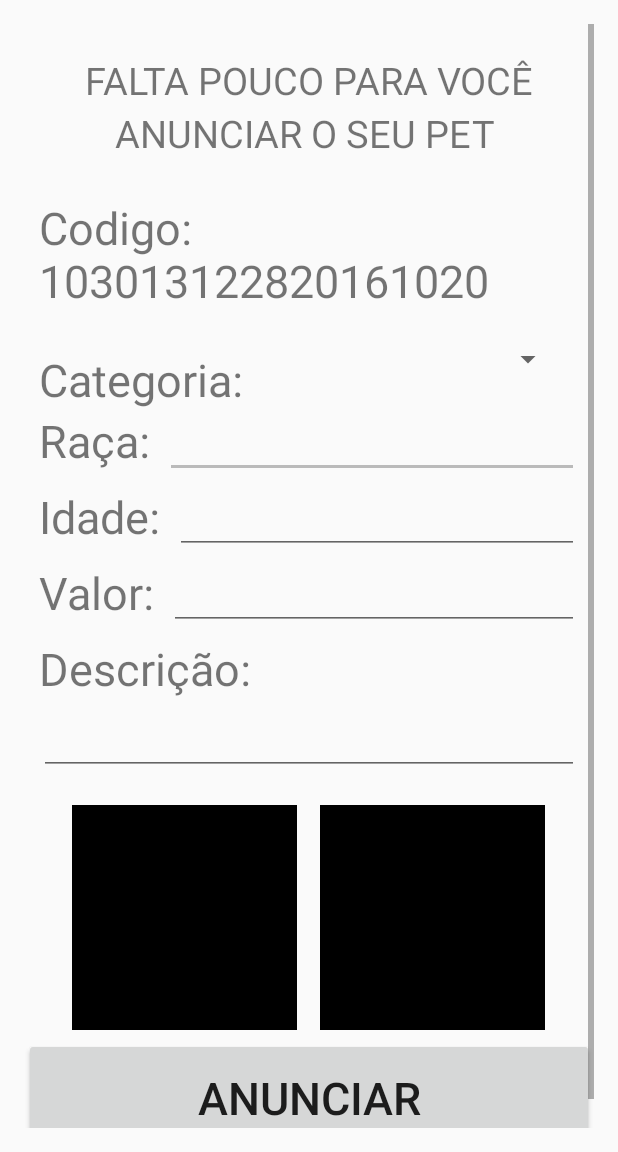
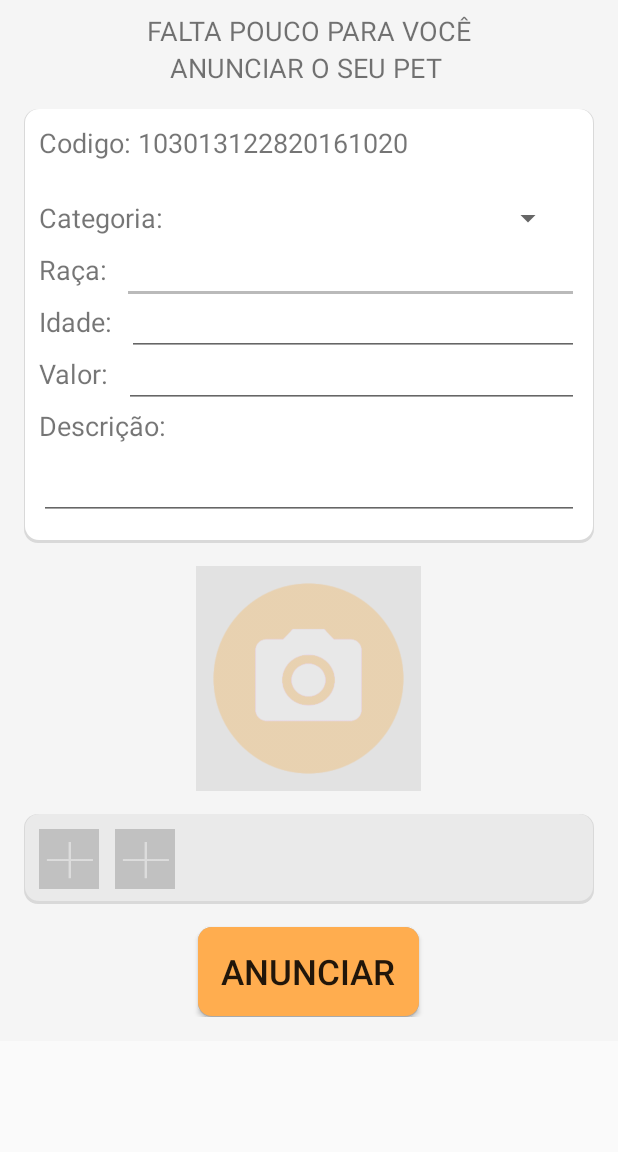
Before and after one commit to SiegeSoft/pet, an Android app: the CadastroAnuncioActivity screen opened directly, with no data from a screen before it, on a phone screen of 412 x 824 dp, the part 84-1236 px from its top. Run offline under Robolectric (Android 15) with nearby library versions, the phone set to English and light mode, and no system bars; our stand-ins replace Volley; network calls fail; 1 statement that could not run was skipped.

Commit message:
Activity Inserir Anuncios Corrigido

```diff
--- a/app/src/main/java/pet/com/br/pet/anuncio/AnunciosActivity.java
+++ b/app/src/main/java/pet/com/br/pet/anuncio/AnunciosActivity.java
@@ -29,6 +29,7 @@ import pet.com.br.pet.adapters.AnunciosAdapter;
 import pet.com.br.pet.menus.BaseMenu;
 import pet.com.br.pet.models.Anuncios;
 import pet.com.br.pet.utils.AnunciosUtils;
+import pet.com.br.pet.utils.UrlUtils;
 
 
 public class AnunciosActivity extends BaseMenu {
@@ -155,13 +156,13 @@ public class AnunciosActivity extends BaseMenu {
 
     private void getData() {
 
-        requestQueue.add(getDataFromServer(AnunciosUtils.DATA_URL+String.valueOf(requestCount)));
+        requestQueue.add(getDataFromServer(UrlUtils.ANUNCIO_URL+String.valueOf(requestCount)));
         requestCount++;
     }
 
     private void getNewData() {
 
-        requestQueue.add(getNewDataFromServer(AnunciosUtils.DATA_NEW_URL+String.valueOf(requestCountInit)));
+        requestQueue.add(getNewDataFromServer(UrlUtils.ANUNCIO_ATUALIZA_URL+String.valueOf(requestCountInit)));
         requestCountInit++;
     }
 
--- a/app/src/main/java/pet/com/br/pet/anuncio/CadastroAnuncioActivity.java
+++ b/app/src/main/java/pet/com/br/pet/anuncio/CadastroAnuncioActivity.java
@@ -397,7 +397,7 @@ public class CadastroAnuncioActivity extends BaseMenu {
                 image_name = "pic2.jpg";
                 Uri selectedImage = data.getData();
                 bitmap = MediaStore.Images.Media.getBitmap(this.getContentResolver(), selectedImage);
-                ImageView my_img_view = (ImageView) findViewById (R.id.imageAnuncio2);
+                ImageView my_img_view = (ImageView) findViewById (R.id.image_list_Anuncio2);
                 Bitmap bitajustado = Bitmap.createScaledBitmap(bitmap,300, 300, true);
                 my_img_view.setImageBitmap(bitajustado);
                 encodeTobase64(bitajustado);
--- /dev/null
+++ b/app/src/main/res/drawable/background_anuncio_list.xml
@@ -0,0 +1,17 @@
+<?xml version="1.0" encoding="utf-8"?>
+<layer-list xmlns:android="http://schemas.android.com/apk/res/android">
+    <item >
+        <shape
+            android:shape="rectangle">
+            <solid android:color="#d9d9d9" />
+            <corners android:radius="9dp"/>
+        </shape>
+    </item>
+    <item android:right="1dp" android:left="1dp" android:bottom="2dp">
+        <shape
+            android:shape="rectangle">
+            <solid android:color="#eaeaea"/>
+            <corners android:radius="9dp"/>
+        </shape>
+    </item>
+</layer-list>
--- a/app/src/main/res/layout/activity_cadastro_anuncio.xml
+++ b/app/src/main/res/layout/activity_cadastro_anuncio.xml
@@ -1,4 +1,10 @@
 <?xml version="1.0" encoding="utf-8"?>
+
+<ScrollView xmlns:android="http://schemas.android.com/apk/res/android"
+    android:id="@+id/ScrollView01"
+    android:layout_width="fill_parent"
+    android:layout_height="fill_parent" >
+
 <RelativeLayout
     xmlns:android="http://schemas.android.com/apk/res/android"
     xmlns:app="http://schemas.android.com/apk/res-auto"
@@ -8,63 +14,50 @@
     android:paddingBottom="@dimen/activity_vertical_margin"
     android:paddingLeft="@dimen/activity_horizontal_margin"
     android:paddingRight="@dimen/activity_horizontal_margin"
-    android:paddingTop="@dimen/activity_vertical_margin"
+    android:background="#f5f5f5"
+    android:paddingTop="8dp"
     app:layout_behavior="@string/appbar_scrolling_view_behavior">
 
-
-    <ScrollView xmlns:android="http://schemas.android.com/apk/res/android"
-        android:id="@+id/ScrollView01"
-        android:layout_width="fill_parent"
-        android:layout_height="fill_parent" >
-        <LinearLayout
-            xmlns:android="http://schemas.android.com/apk/res/android"
-            xmlns:tools="http://schemas.android.com/tools"
-            android:orientation="vertical"
-            android:layout_width="match_parent"
-            android:layout_height="match_parent"
-            android:fitsSystemWindows="true"
-            tools:context=".anuncio.CadastroAnuncioActivity">
             <RelativeLayout
+                android:id="@+id/layout_titulo"
                 android:layout_width="match_parent"
                 android:layout_height="match_parent">
 
                 <TextView
+                    android:id="@+id/text_titulo"
                     android:layout_width="match_parent"
                     android:layout_height="match_parent"
                     android:text="FALTA POUCO PARA VOCÊ"
                     android:gravity="center"
-                    android:layout_marginTop="20dp"
-                    android:textSize="25sp"
+                    android:textSize="18sp"
                     />
                 <TextView
                     android:layout_width="match_parent"
                     android:layout_height="match_parent"
                     android:gravity="center"
-                    android:layout_marginTop="55dp"
                     android:text="ANUNCIAR O SEU PET "
-                    android:textSize="25sp"
+                    android:textSize="18sp"
+                    android:layout_below="@+id/text_titulo"
                     />
             </RelativeLayout>
 
-            <LinearLayout
-                android:layout_width="match_parent"
-                android:layout_height="wrap_content"
-                android:orientation="vertical"
-                >
-
                 <RelativeLayout
+                    android:id="@+id/layout_formulario_anuncio"
                     android:layout_width="match_parent"
+                    android:layout_below="@+id/layout_titulo"
                     android:layout_height="wrap_content"
-
+                    android:background="@drawable/login_background"
+                    android:layout_marginTop="15dp"
+                    android:layout_marginBottom="15dp"
                     >
                     <TextView
                         android:layout_width="wrap_content"
                         android:layout_height="wrap_content"
                         android:layout_marginLeft="10dp"
                         android:layout_alignParentTop="true"
-                        android:layout_marginTop="25dp"
+                        android:layout_marginTop="10dp"
                         android:text="Codigo:"
-                        android:textSize="30sp"
+                        android:textSize="18sp"
                         android:id="@+id/text_codigo"
                         />
 
@@ -75,34 +68,31 @@
                         android:layout_marginTop="25dp"
                         android:layout_below="@+id/text_codigo"
                         android:text="Categoria:"
-                        android:textSize="30sp"
+                        android:textSize="18sp"
                         android:id="@+id/text_categoria"
                         />
 
                     <Spinner
                         android:layout_width="match_parent"
-                        android:layout_height="wrap_content"
+                        android:layout_height="25dp"
                         android:layout_below="@+id/text_codigo"
                         android:layout_toRightOf="@id/text_categoria"
                         android:layout_gravity="right"
                         android:layout_marginLeft="10dp"
                         android:layout_marginRight="20dp"
-                        android:layout_marginTop="20dp"
-                        android:id="@+id/spinner_categoria"/>
-                </RelativeLayout>
+                        android:layout_marginTop="25dp"
+                        android:id="@+id/spinner_categoria"
+                        />
 
-                <RelativeLayout
-                    android:layout_width="match_parent"
-                    android:layout_height="wrap_content"
-                    >
                     <TextView
                         android:layout_width="wrap_content"
                         android:layout_height="wrap_content"
                         android:layout_marginLeft="10dp"
-                        android:layout_alignParentTop="true"
                         android:text="Raça:"
-                        android:textSize="30sp"
+                        android:textSize="18sp"
+                        android:layout_marginTop="10dp"
                         android:id="@+id/text_raca"
+                        android:layout_below="@+id/text_categoria"
                         />
 
                     <EditText
@@ -112,7 +102,9 @@
                         android:layout_marginRight="10dp"
                         android:layout_marginLeft="10dp"
                         android:layout_toRightOf="@+id/text_raca"
+                        android:layout_below="@+id/text_categoria"
                         android:lines="1"
+                        android:textSize="18sp"
                         android:maxLength="155"
                         />
                     <TextView
@@ -121,7 +113,7 @@
                         android:layout_marginLeft="10dp"
                         android:layout_marginTop="10dp"
                         android:text="Idade:"
-                        android:textSize="30sp"
+                        android:textSize="18sp"
                         android:id="@+id/text_idade"
                         android:layout_below="@id/text_raca"
                         />
@@ -132,10 +124,10 @@
                         android:id="@+id/editText_idade"
                         android:layout_marginRight="10dp"
                         android:layout_marginLeft="10dp"
-                        android:layout_marginTop="10dp"
                         android:layout_toRightOf="@+id/text_idade"
                         android:layout_below="@id/text_raca"
                         android:lines="1"
+                        android:textSize="18sp"
                         android:maxLength="155"
                         />
                     <TextView
@@ -144,7 +136,7 @@
                         android:layout_marginLeft="10dp"
                         android:layout_marginTop="10dp"
                         android:text="Valor:"
-                        android:textSize="30sp"
+                        android:textSize="18sp"
                         android:id="@+id/text_valor"
                         android:layout_below="@id/text_idade"
                         android:lines="1"
@@ -156,22 +148,20 @@
                         android:id="@+id/editText_valor"
                         android:layout_marginRight="10dp"
                         android:layout_marginLeft="10dp"
-                        android:layout_marginTop="10dp"
                         android:layout_toRightOf="@+id/text_valor"
                         android:layout_below="@id/text_idade"
+                        android:textSize="18sp"/>
 
-                        />
                     <TextView
                         android:layout_width="wrap_content"
                         android:layout_height="wrap_content"
                         android:layout_marginLeft="10dp"
                         android:layout_marginTop="10dp"
                         android:text="Descrição:"
-                        android:textSize="30sp"
+                        android:textSize="18sp"
                         android:id="@+id/text_descricao"
-                        android:layout_below="@id/text_valor"
+                        android:layout_below="@id/text_valor"/>
 
-                        />
                     <EditText
                         android:layout_width="match_parent"
                         android:layout_height="wrap_content"
@@ -182,56 +172,78 @@
                         android:layout_below="@id/text_descricao"
                         android:inputType="textMultiLine"
                         android:maxLines="4"
+                        android:textSize="18sp"
                         android:maxLength="155"
-                        />
+                        android:layout_marginBottom="15dp"/>
 
                 </RelativeLayout>
 
                 <RelativeLayout
+                    android:id="@+id/layout_formulario_anuncio_img"
                     android:layout_width="match_parent"
                     android:layout_height="wrap_content"
+                    android:layout_below="@+id/layout_formulario_anuncio"
                     >
 
-                </RelativeLayout>
-                <RelativeLayout
-                    android:layout_width="match_parent"
-                    android:layout_height="wrap_content"
-                    android:gravity="center"
-                    >
                     <ImageView
                         android:id="@+id/imageAnuncio"
+                        android:src="@drawable/pegarfoto"
                         android:layout_width="150dp"
                         android:layout_height="150dp"
-                        android:background="@android:color/black"
+                        android:background="#e2e2e2"
                         android:onClick="inicia_img1"
-                        android:layout_marginTop="20dp"
-                        android:layout_marginRight="15dp"
-                        />
-                    <ImageView
-                        android:id="@+id/imageAnuncio2"
-                        android:layout_width="150dp"
-                        android:layout_height="150dp"
-                        android:layout_toRightOf="@+id/imageAnuncio"
-                        android:background="@android:color/black"
-                        android:onClick="inicia_img2"
-                        android:layout_marginTop="20dp"
-                        />
+                        android:layout_centerHorizontal="true"
+                        android:layout_marginRight="15dp"/>
+
                 </RelativeLayout>
 
-            </LinearLayout>
+                    <RelativeLayout
+                        android:id="@+id/layout_formulario_anuncio_img_list"
+                        android:layout_width="match_parent"
+                        android:layout_height="wrap_content"
+                        android:layout_below="@+id/layout_formulario_anuncio_img"
+                        android:layout_marginTop="15dp"
+                        android:background="@drawable/background_anuncio_list"
+                        >
 
+                    <ImageView
+                        android:id="@+id/image_list_Anuncio2"
+                        android:layout_width="40dp"
+                        android:src="@drawable/takephotographi"
+                        android:layout_height="40dp"
+                        android:layout_marginTop="10dp"
+                        android:layout_marginBottom="10dp"
+                        android:layout_marginLeft="10dp"
+                        android:layout_marginRight="5dp"
+                        android:background="#c1c1c1"/>
+                        <!-- android:onClick="inicia_img2" -->
+
+                        <ImageView
+                        android:id="@+id/image_list_Anuncio3"
+                        android:layout_width="40dp"
+                        android:src="@drawable/takephotographi"
+                        android:layout_height="40dp"
+                        android:layout_marginTop="10dp"
+                        android:layout_marginBottom="10dp"
+                        android:layout_marginLeft="5dp"
+                        android:layout_toRightOf="@+id/image_list_Anuncio2"
+                        android:layout_marginRight="50dp"
+                        android:background="#c1c1c1"/>
+                    </RelativeLayout>
             <Button
-                android:layout_width="match_parent"
-                android:layout_height="wrap_content"
-                android:layout_marginTop="5dp"
-                android:layout_gravity="bottom"
+                android:layout_width="wrap_content"
+                android:layout_height="60dp"
+                android:layout_marginTop="15dp"
+                android:paddingLeft="15dp"
+                android:paddingRight="15dp"
                 android:text="Anunciar"
-                android:textSize="30sp"
+                android:textSize="23sp"
                 android:height="80dp"
+                android:layout_centerHorizontal="true"
+                android:layout_below="@id/layout_formulario_anuncio_img_list"
                 android:onClick="inicia_anuncio"
-                />
-
-        </LinearLayout>
-    </ScrollView>
+                android:background="@drawable/botaologin_background"/>
 
 </RelativeLayout>
+
+</ScrollView>
```
Also changed, not shown: app/src/main/res/drawable/image_list_bk.png (added), app/src/main/res/drawable/pegarfoto.png (added), app/src/main/res/drawable/takephotographi.png (added).
